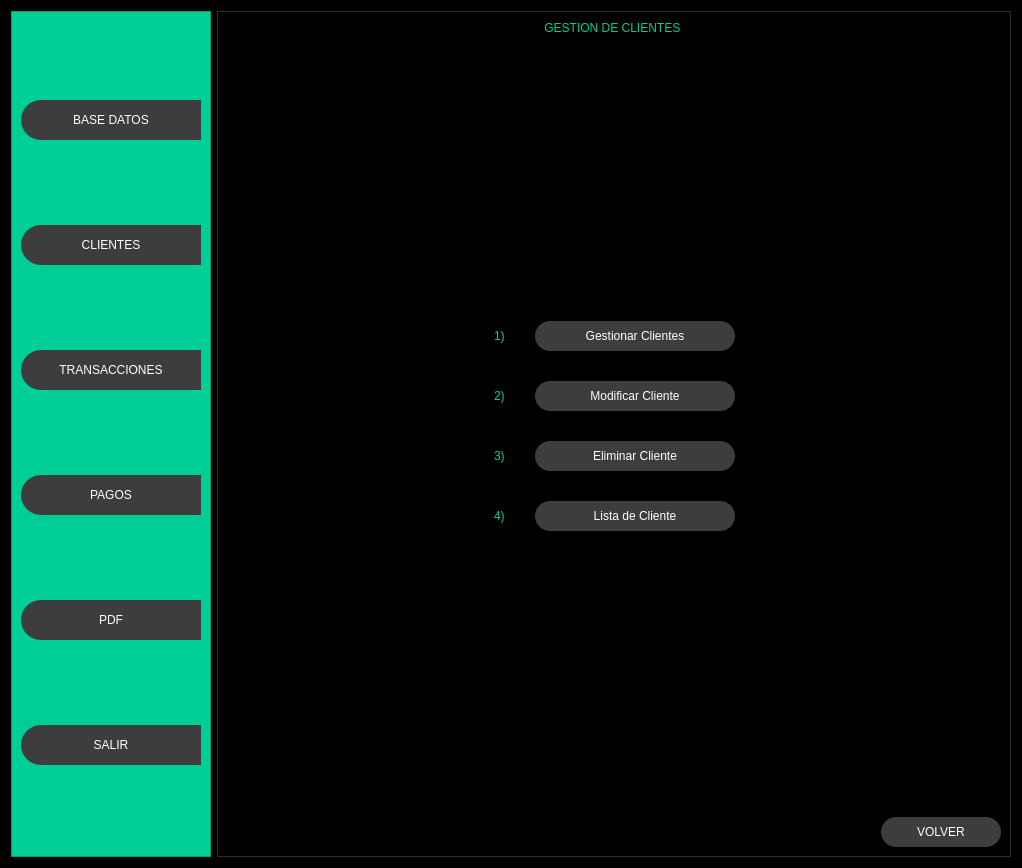
This is Front/Proyecto_Inmobiliaria.ui in MartinFernandezSantia/AplicacionPyThonPyQT6 as Qt 5 draws it before an edit. The edited form follows.
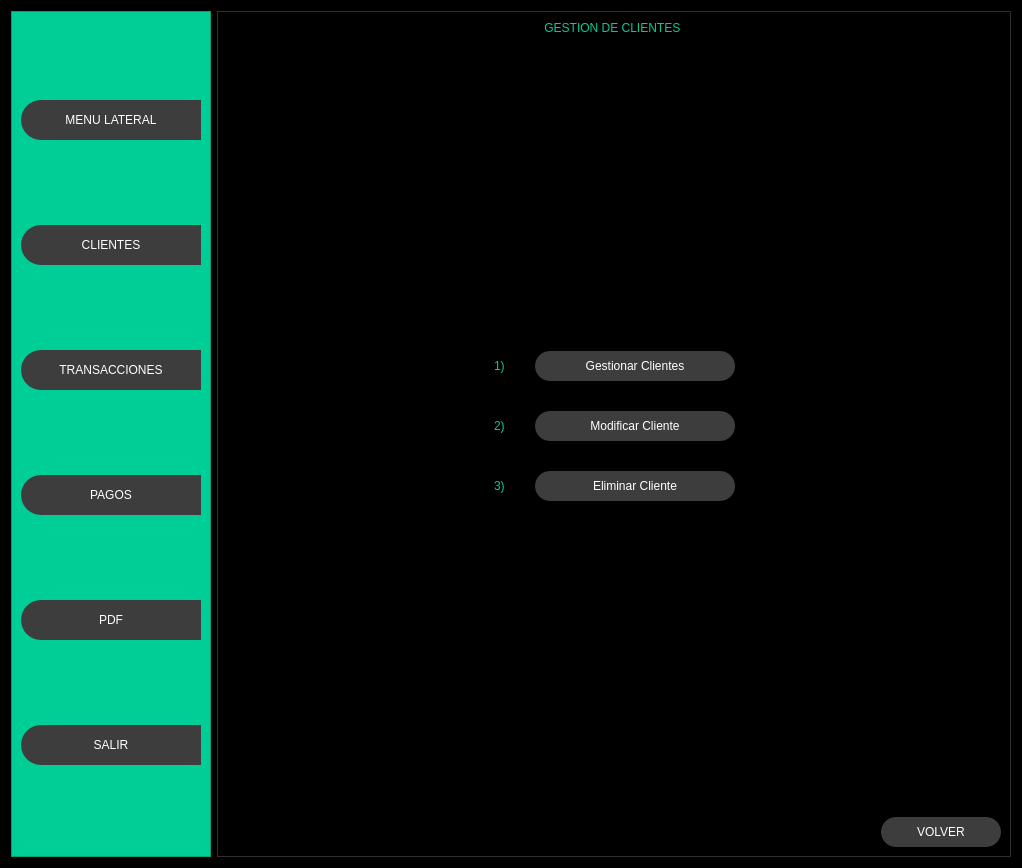
This is the edited form. Icons and pictures are not drawn.

Commit message: Nuevo iconos y Sacar opciones

The edit to the form file:
```diff
--- a/Front/Proyecto_Inmobiliaria.ui
+++ b/Front/Proyecto_Inmobiliaria.ui
@@ -139,7 +139,7 @@
                 </size>
                </property>
                <property name="text">
-                <string>BASE DATOS</string>
+                <string>MENU LATERAL</string>
                </property>
                <property name="icon">
                 <iconset>
@@ -1592,13 +1592,6 @@
                        </property>
                       </widget>
                      </item>
-                     <item>
-                      <widget class="QLabel" name="label_26">
-                       <property name="text">
-                        <string>4)</string>
-                       </property>
-                      </widget>
-                     </item>
                     </layout>
                    </item>
                    <item>
@@ -1645,19 +1638,6 @@
                        </property>
                       </widget>
                      </item>
-                     <item>
-                      <widget class="QPushButton" name="bt_lista_cliente">
-                       <property name="minimumSize">
-                        <size>
-                         <width>200</width>
-                         <height>30</height>
-                        </size>
-                       </property>
-                       <property name="text">
-                        <string>Lista de Cliente</string>
-                       </property>
-                      </widget>
-                     </item>
                     </layout>
                    </item>
                    <item>
```
Left out of the diff: 2 changed lines with no effect on the pictures. The commit also changes 1 other file.
